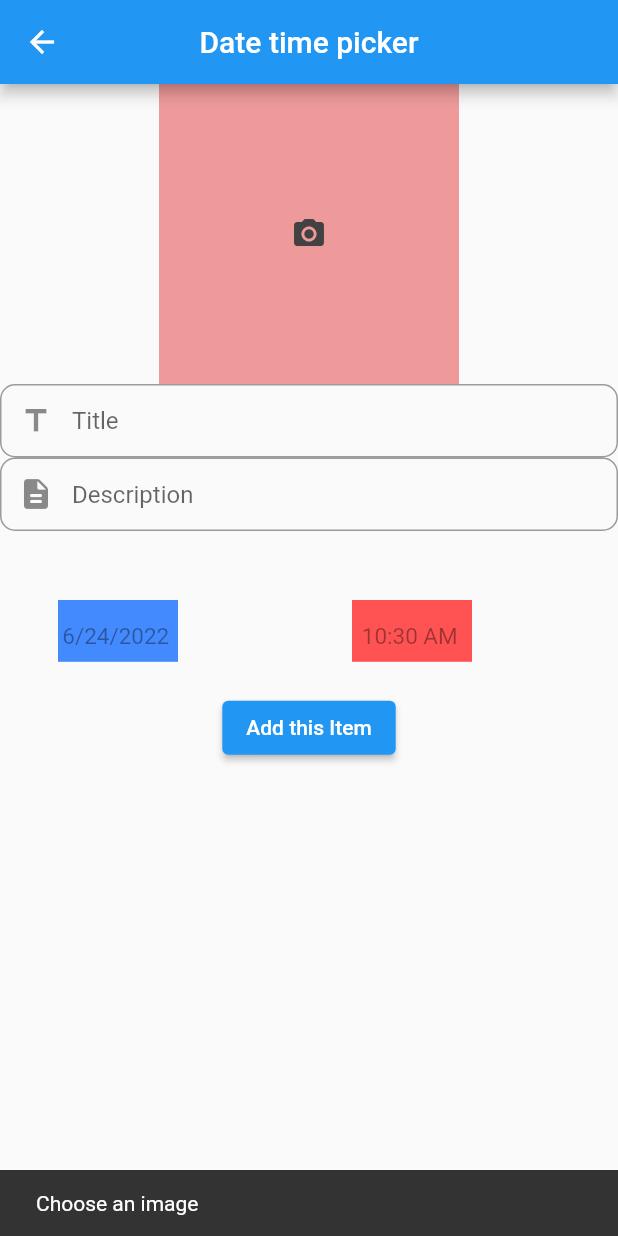
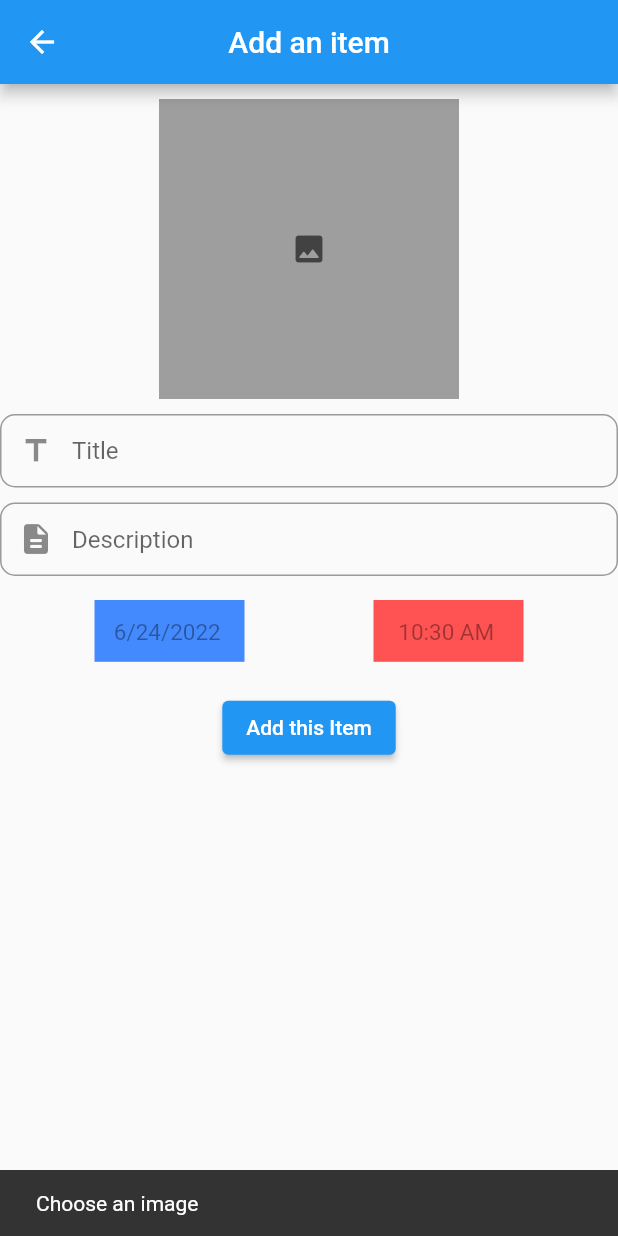
Before and after one commit to Dhruvpshahh/Test, a Flutter app: the DateTimePicker screen opened directly, after a tap on "Add this Item", on a phone screen of 412 x 824 dp. Run offline on Flutter 3.47's test engine with Material 2 defaults, Android fonts, the phone set to English and light mode, and no system bars; our stand-ins replace cloud_firestore, date_format, firebase_auth, firebase_core, fluttertoast, image_picker; accounts and stored records are empty.

Commit message:
minor changes

```diff
--- a/lib/pages/add_item.dart
+++ b/lib/pages/add_item.dart
@@ -23,11 +23,11 @@ class _DateTimePickerState extends State<DateTimePicker> {
   late String _hour, _minute, _time;
 
   late String dateTime;
-  String title = "";
-  String description = "";
+  String? title;
+  String? description;
   DateTime selectedDate = DateTime.now();
 
-  TimeOfDay selectedTime = TimeOfDay(hour: 00, minute: 00);
+  TimeOfDay? selectedTime;
   DateTime? pickedDateTime;
 
   TextEditingController _dateController = TextEditingController();
@@ -53,23 +53,23 @@ class _DateTimePickerState extends State<DateTimePicker> {
   Future<Null> _selectTime(BuildContext context) async {
     final TimeOfDay? picked = await showTimePicker(
       context: context,
-      initialTime: selectedTime,
+      initialTime: TimeOfDay.now(),
     );
     if (picked != null)
       setState(() {
         selectedTime = picked;
-        _hour = selectedTime.hour.toString();
-        _minute = selectedTime.minute.toString();
+        _hour = selectedTime!.hour.toString();
+        _minute = selectedTime!.minute.toString();
         _time = _hour + ' : ' + _minute;
         _timeController.text = _time;
         _timeController.text = formatDate(
-            DateTime(2019, 08, 1, selectedTime.hour, selectedTime.minute),
+            DateTime(2019, 08, 1, selectedTime!.hour, selectedTime!.minute),
             [hh, ':', nn, " ", am]).toString();
       });
     if (selectedTime != null) {
       setState(() {
-        pickedDateTime = DateTime(selectedDate!.year, selectedDate!.month,
-            selectedDate!.day, selectedTime!.hour, selectedTime!.minute);
+        pickedDateTime = DateTime(selectedDate.year, selectedDate.month,
+            selectedDate.day, selectedTime!.hour, selectedTime!.minute);
       });
     }
   }
@@ -96,14 +96,14 @@ class _DateTimePickerState extends State<DateTimePicker> {
     return Scaffold(
       appBar: AppBar(
         centerTitle: true,
-        title: Text('Date time picker'),
+        title: Text('Add an item'),
       ),
       body: Container(
           width: _width,
           height: _height,
           child: Column(
             children: <Widget>[
-              // SizedBox(height: 20),
+              SizedBox(height: 10),
               Column(
                 children: <Widget>[
                   // SizedBox(
@@ -124,7 +124,7 @@ class _DateTimePickerState extends State<DateTimePicker> {
                       child: Container(
                         width: 200,
                         height: 200,
-                        decoration: BoxDecoration(color: Colors.red[200]),
+                        decoration: BoxDecoration(color: Colors.white38),
                         child: _image != null
                             ? Image.file(
                                 _image,
@@ -133,18 +133,18 @@ class _DateTimePickerState extends State<DateTimePicker> {
                                 fit: BoxFit.fitHeight,
                               )
                             : Container(
-                                decoration:
-                                    BoxDecoration(color: Colors.red[200]),
+                                decoration: BoxDecoration(color: Colors.grey),
                                 width: 200,
                                 height: 200,
                                 child: Icon(
-                                  Icons.camera_alt,
+                                  Icons.image_rounded,
                                   color: Colors.grey[800],
                                 ),
                               ),
                       ),
                     ),
                   ),
+                  SizedBox(height: 10),
                   TextFormField(
                     onChanged: (value) {
                       title = value;
@@ -161,6 +161,7 @@ class _DateTimePickerState extends State<DateTimePicker> {
                         border: OutlineInputBorder(
                             borderRadius: BorderRadius.circular(10))),
                   ),
+                  SizedBox(height: 10),
                   TextFormField(
                     onChanged: (value) {
                       description = value;
@@ -180,11 +181,10 @@ class _DateTimePickerState extends State<DateTimePicker> {
                 ],
               ),
               SizedBox(height: 16),
-              Row(
-                  crossAxisAlignment: CrossAxisAlignment.center,
-                  children: <Widget>[
+              Row(crossAxisAlignment: CrossAxisAlignment.center, children: <
+                  Widget>[
                 Expanded(
-                      flex: 1,
+                  flex: 2,
                   child: Column(
                     children: <Widget>[
                       InkWell(
@@ -192,12 +192,11 @@ class _DateTimePickerState extends State<DateTimePicker> {
                           _selectDate(context);
                         },
                         child: Container(
-                              width: 80,
+                          width: 100,
                           height: _height / 20,
-                              margin: EdgeInsets.only(top: 30, left: 20),
+                          margin: EdgeInsets.only(left: 20),
                           alignment: Alignment.center,
-                              decoration:
-                                  BoxDecoration(color: Colors.blueAccent),
+                          decoration: BoxDecoration(color: Colors.blueAccent),
                           child: TextFormField(
                             style: TextStyle(fontSize: 15),
                             textAlign: TextAlign.center,
@@ -210,8 +209,8 @@ class _DateTimePickerState extends State<DateTimePicker> {
                             decoration: InputDecoration(
                                 disabledBorder: UnderlineInputBorder(
                                     borderSide: BorderSide.none),
-                                    // labelText: 'Time',
-                                    contentPadding: EdgeInsets.only(top: 0.0)),
+                                // labelText: 'Date',
+                                contentPadding: EdgeInsets.only(bottom: 5.0)),
                           ),
                         ),
                       ),
@@ -227,12 +226,11 @@ class _DateTimePickerState extends State<DateTimePicker> {
                           _selectTime(context);
                         },
                         child: Container(
-                              margin: EdgeInsets.only(top: 30),
-                              width: 80,
+                          margin: EdgeInsets.only(right: 20),
+                          width: 100,
                           height: _height / 20,
                           alignment: Alignment.center,
-                              decoration:
-                                  BoxDecoration(color: Colors.redAccent),
+                          decoration: BoxDecoration(color: Colors.redAccent),
                           child: TextFormField(
                             style: TextStyle(fontSize: 15),
                             textAlign: TextAlign.center,
@@ -245,8 +243,9 @@ class _DateTimePickerState extends State<DateTimePicker> {
                             decoration: InputDecoration(
                                 disabledBorder: UnderlineInputBorder(
                                     borderSide: BorderSide.none),
-                                    // labelText: 'Time',
-                                    contentPadding: EdgeInsets.all(5)),
+                                //labelText: 'Time',
+                                hintText: 'Time',
+                                contentPadding: EdgeInsets.only(bottom: 5)),
                           ),
                         ),
                       ),
@@ -267,6 +266,10 @@ class _DateTimePickerState extends State<DateTimePicker> {
               ElevatedButton(
                   // color: Colors.blue,
                   onPressed: () async {
+                    const Center(
+                      child: CircularProgressIndicator(),
+                    );
+
                     if (submitted == true) return;
                     //bool validate = formKey.currentState!.validate();
                     // if (!validate) return;
@@ -275,10 +278,20 @@ class _DateTimePickerState extends State<DateTimePicker> {
                           SnackBar(content: Text("Choose an image")));
                       return;
                     }
-                    if (selectedDate == null) {
+                    if (pickedDateTime == null) {
                       ScaffoldMessenger.of(context).showSnackBar(SnackBar(
                           content:
                               Text("Pick date and time for start auction")));
+                      return;
+                    }
+                    if (title == null) {
+                      ScaffoldMessenger.of(context).showSnackBar(
+                          SnackBar(content: Text("Title cannot be empty")));
+                      return;
+                    }
+                    if (description == null) {
+                      ScaffoldMessenger.of(context).showSnackBar(SnackBar(
+                          content: Text("Description cannot be empty")));
                       return;
                     }
                     submitted =
@@ -315,7 +328,11 @@ class _DateTimePickerState extends State<DateTimePicker> {
                         "bidPrice": 0,
                         "bidder": "",
                       });
-                      ScaffoldMessenger.of(context).showSnackBar(SnackBar(
+                      // return Center(
+                      //   child: CircularProgressIndicator(),
+                      // );
+
+                      ScaffoldMessenger.of(context).showSnackBar(const SnackBar(
                           content: Text("Item added to future auctions")));
                       Navigator.pop(context);
                     } else {
```
Also changed, not shown: lib/pages/future.dart (+30 -9 lines), lib/pages/listItem.dart (+22 -17 lines), lib/pages/past.dart (+30 -8 lines), lib/pages/present.dart (+34 -11 lines). Lines whose indentation alone changed are shown as unchanged.
